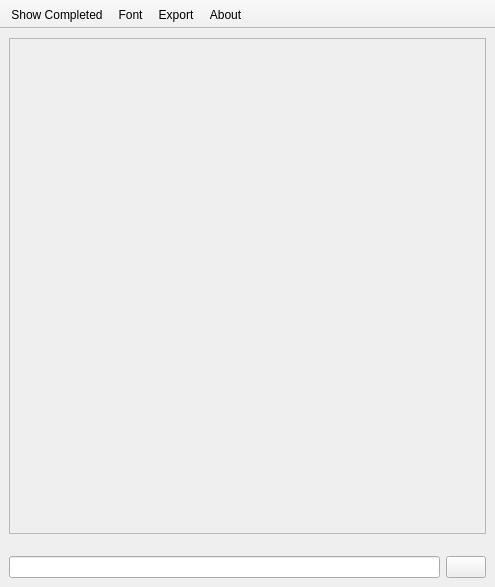
dimitris47/chores, file mainwindow.ui: the form before one commit.
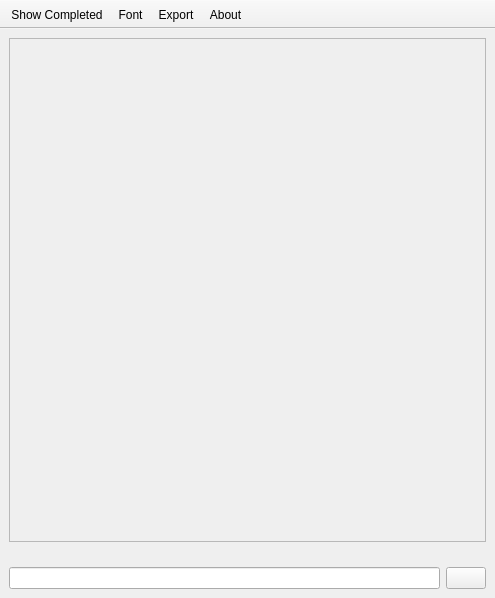
The form after the commit. Icons and pictures are not drawn.

```diff
--- a/mainwindow.ui
+++ b/mainwindow.ui
@@ -7,7 +7,7 @@
     <x>0</x>
     <y>0</y>
     <width>495</width>
-    <height>587</height>
+    <height>598</height>
    </rect>
   </property>
   <property name="sizePolicy">
@@ -71,7 +71,7 @@
       <property name="minimumSize">
        <size>
         <width>360</width>
-        <height>496</height>
+        <height>504</height>
        </size>
       </property>
       <property name="verticalScrollBarPolicy">
@@ -95,7 +95,7 @@
          <x>0</x>
          <y>0</y>
          <width>475</width>
-         <height>494</height>
+         <height>502</height>
         </rect>
        </property>
        <property name="sizePolicy">
```
